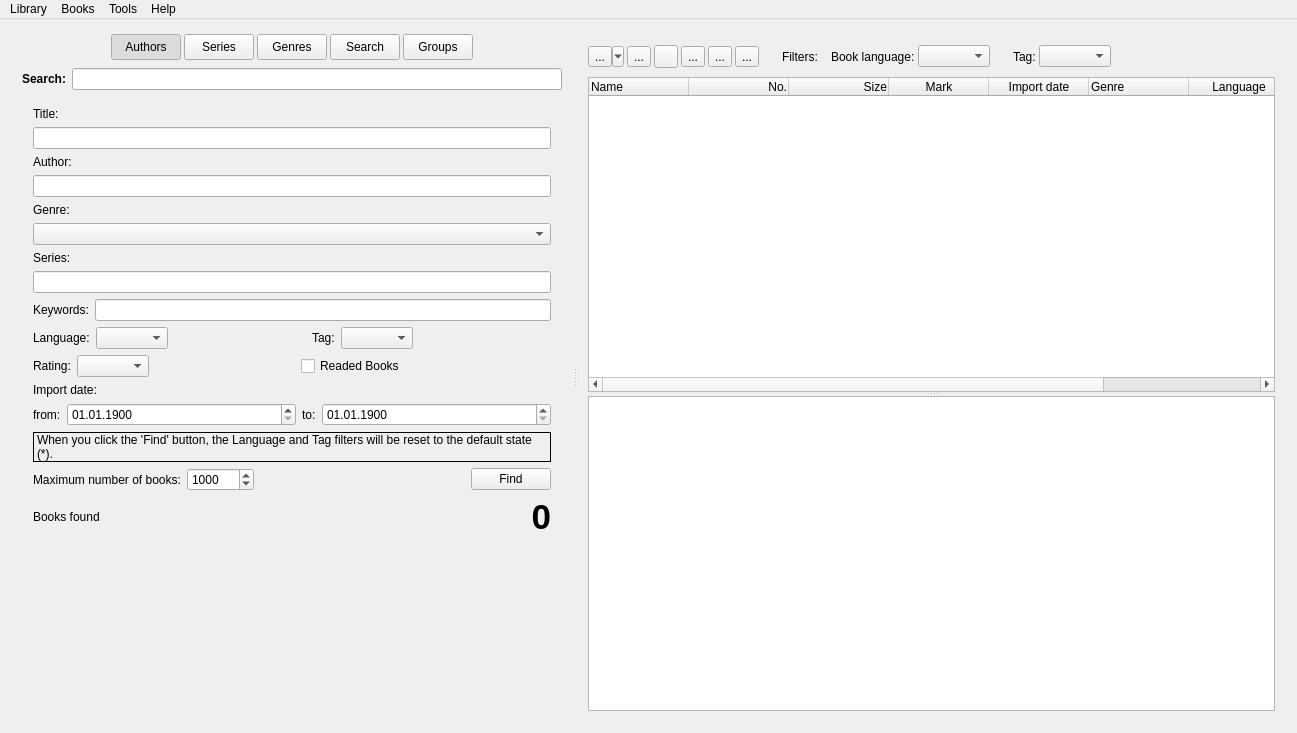
The window that freeLib/src/mainwindow.ui (vpoluyaktov/freeLib) describes before a commit, drawn with Qt 5.
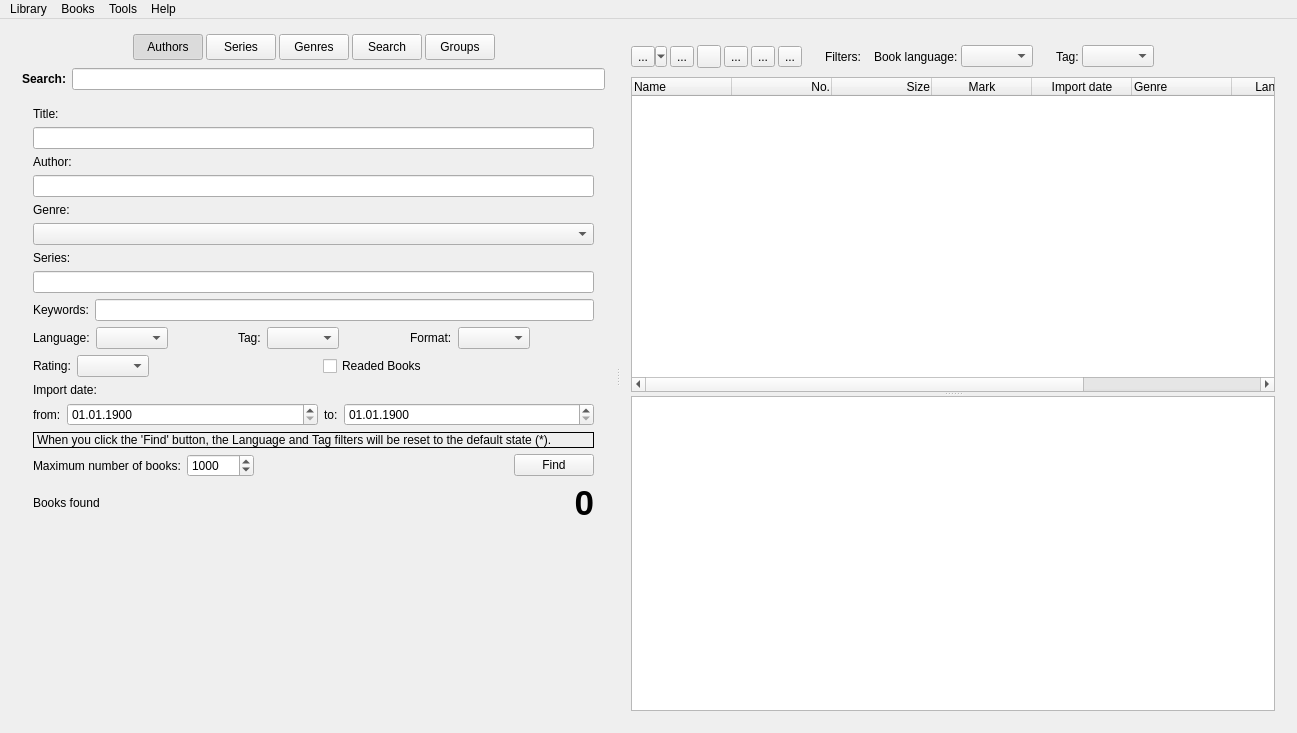
The same window after the commit. The open tabs and pages were chosen to show the change. Icons and pictures are not drawn.

Commit message: New (MainWindow::FillFormatList()): Сделана заготовка для поиска по формату книг на вкладке Поиск.

What changed in the file:
```diff
--- a/freeLib/src/mainwindow.ui
+++ b/freeLib/src/mainwindow.ui
@@ -574,6 +574,29 @@
                        </property>
                       </spacer>
                      </item>
+                     <item>
+                      <widget class="QLabel" name="labelFindFormat">
+                       <property name="text">
+                        <string>Format:</string>
+                       </property>
+                      </widget>
+                     </item>
+                     <item>
+                      <widget class="QComboBox" name="comboBoxFindFormat"/>
+                     </item>
+                     <item>
+                      <spacer name="horizontalSpacer_10">
+                       <property name="orientation">
+                        <enum>Qt::Horizontal</enum>
+                       </property>
+                       <property name="sizeHint" stdset="0">
+                        <size>
+                         <width>40</width>
+                         <height>20</height>
+                        </size>
+                       </property>
+                      </spacer>
+                     </item>
                     </layout>
                    </item>
                    <item>
```
Left out of the diff: 2 changed lines with no effect on the pictures. The commit also changes 1 other file.
